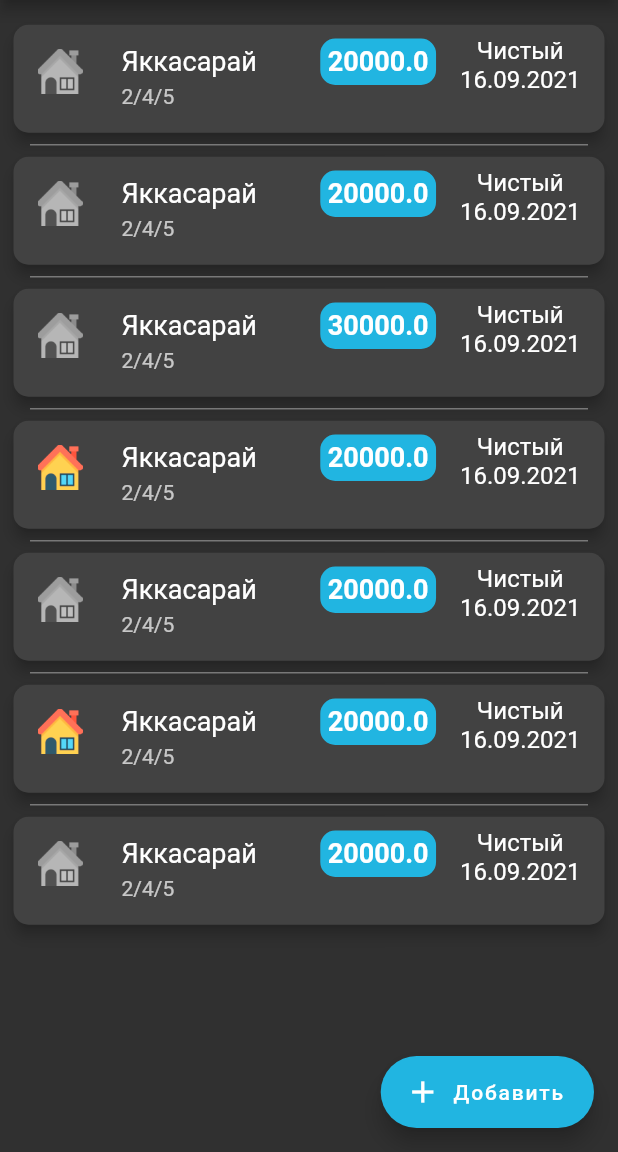
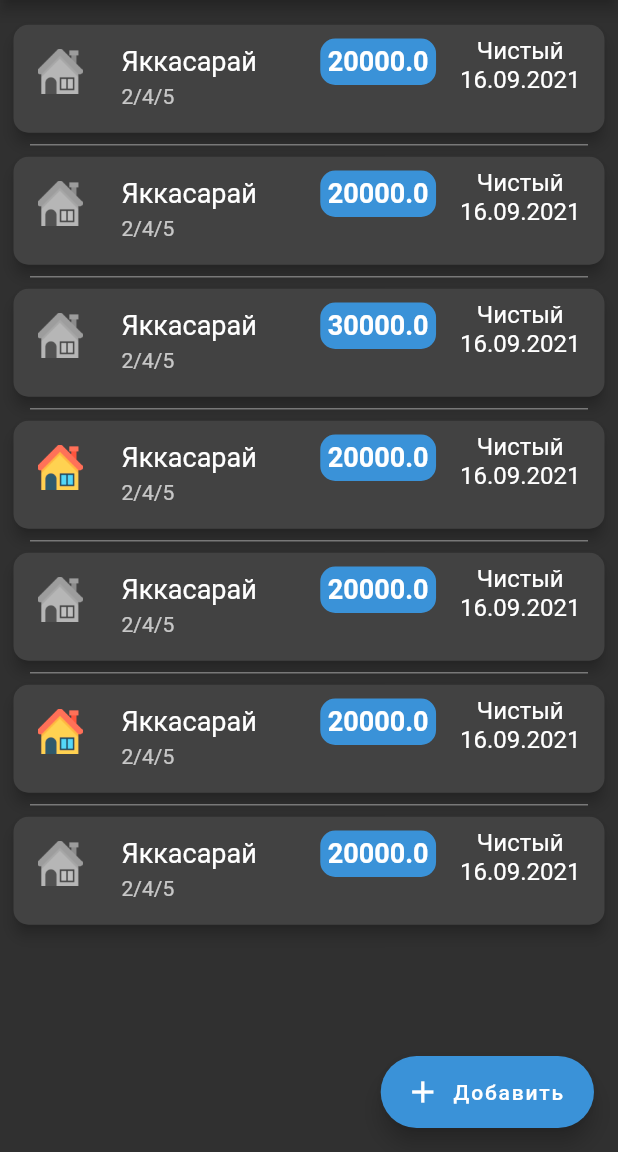
Before and after one commit to dmitriyl99/event_flats, a Flutter app: the FlatsListScreen screen opened by its route, on a phone screen of 412 x 824 dp, the part 84-1236 px from its top. Run offline on Flutter 3.47's test engine with Material 2 defaults, Android fonts, the light colour scheme and no system bars; our stand-ins replace firebase_auth, firebase_core, firebase_database, hive, hive_flutter; accounts and stored records are empty.

Commit message:
Change primary color

```diff
--- a/lib/view/resources/colors.dart
+++ b/lib/view/resources/colors.dart
@@ -21,7 +21,7 @@ class AppColors {
     return MaterialColor(color.value, swatch);
   }
 
-  static MaterialColor primaryColor = createMaterialColor(Color(0xff21B5E1));
+  static MaterialColor primaryColor = createMaterialColor(Color(0xff3a92d8));
   static Color listDividerColor = Color.fromRGBO(255, 255, 255, 0.359);
   static Color descriptionDividerColor = Colors.white;
 }
```
